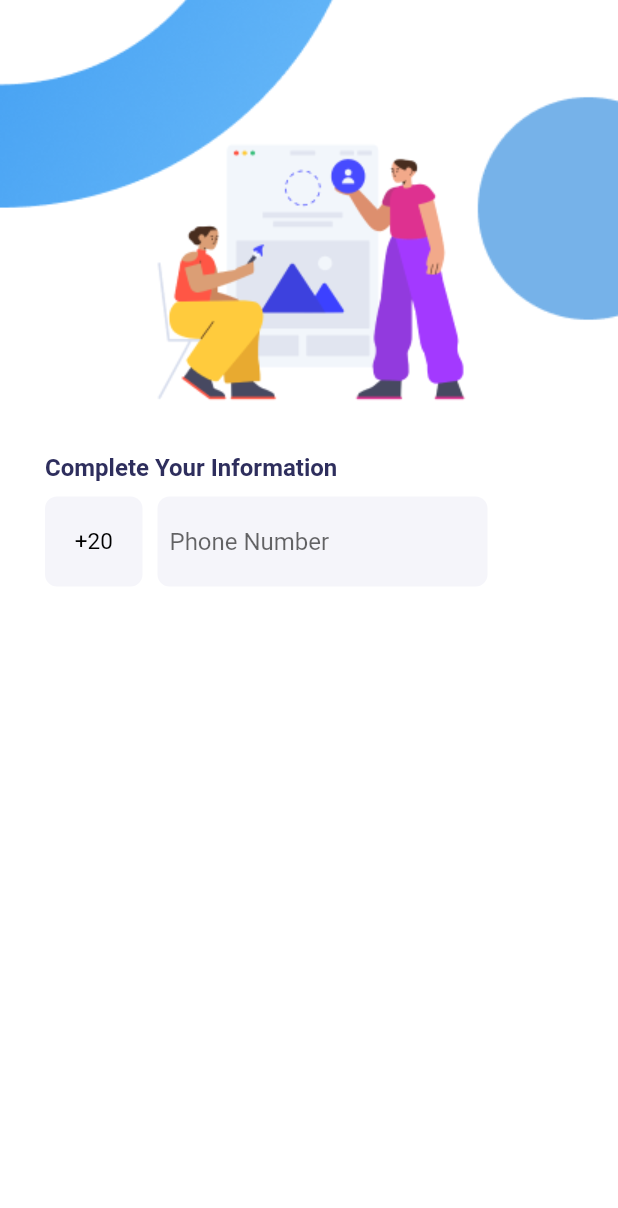
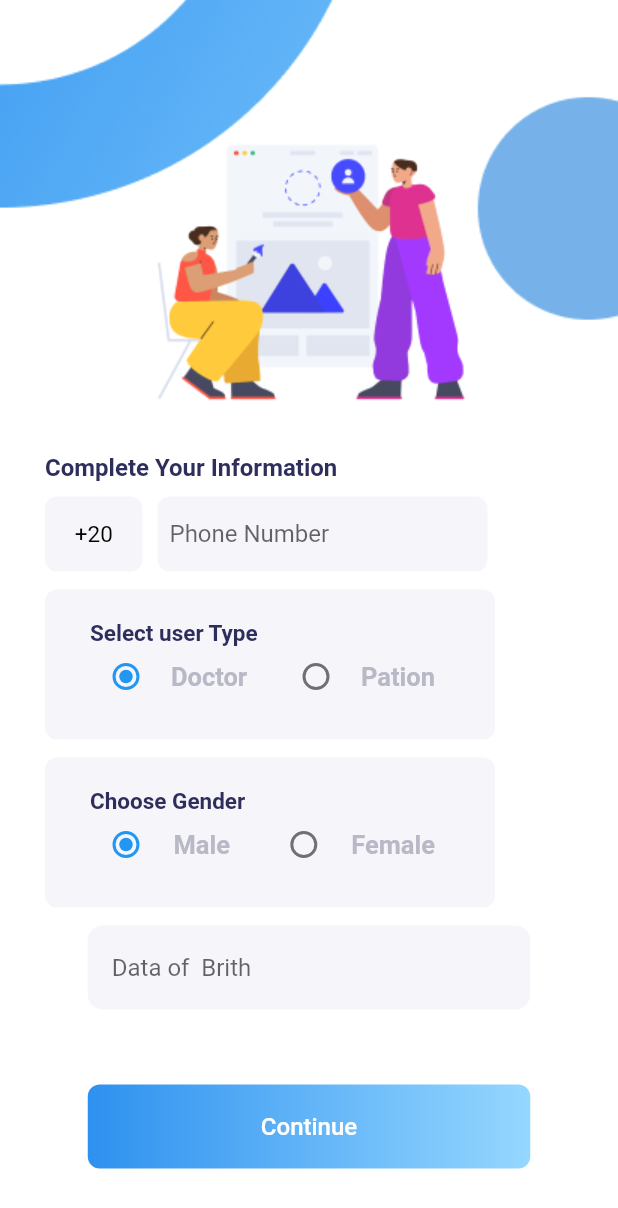
Before and after one commit to Abdulrahman160/my_final_progict, a Flutter app: the PersonalizationView screen opened directly, on a phone screen of 412 x 824 dp. Shown: the top 1208 px of the screen. Run offline on Flutter 3.47's test engine with Material 2 defaults, Android fonts, the phone set to English and light mode, and no system bars.

Commit message:
finish Persolanalization page and showButtonSheet

```diff
--- a/lib/view/Personalization.dart
+++ b/lib/view/Personalization.dart
@@ -1,6 +1,8 @@
 import 'package:flutter/material.dart';
 import 'package:my_final_progict/conset.dart';
 
+import '../widget/Container_Button_Color.dart';
+import '../widget/Radio_View.dart';
 import '../widget/Text_From_Filed.dart';
 
 class PersonalizationView extends StatefulWidget {
@@ -9,6 +11,8 @@ class PersonalizationView extends StatefulWidget {
   @override
   State<PersonalizationView> createState() => _PersonalizationViewState();
 }
+
+bool? checkBockValue;
 
 class _PersonalizationViewState extends State<PersonalizationView> {
   @override
@@ -26,13 +30,16 @@ class _PersonalizationViewState extends State<PersonalizationView> {
         ),
         child: Padding(
           padding: const EdgeInsets.symmetric(horizontal: 30.0),
-          child: Column(
+          child: ListView(
+            children: [
+              Column(
                 crossAxisAlignment: CrossAxisAlignment.start,
                 children: [
                   SizedBox(
                     height: 75,
                   ),
-              Center(child: Image.asset("assets/images/Personalization.png")),
+                  Center(
+                      child: Image.asset("assets/images/Personalization.png")),
                   SizedBox(
                     height: 15,
                   ),
@@ -50,7 +57,7 @@ class _PersonalizationViewState extends State<PersonalizationView> {
                     children: [
                       Container(
                         alignment: Alignment.center,
-                    height: 60,
+                        height: 50,
                         width: 65,
                         decoration: BoxDecoration(
                           borderRadius: BorderRadius.circular(8),
@@ -66,7 +73,7 @@ class _PersonalizationViewState extends State<PersonalizationView> {
                       ),
                       Container(
                         alignment: Alignment.center,
-                    height: 60,
+                        height: 50,
                         width: 220,
                         decoration: BoxDecoration(
                           borderRadius: BorderRadius.circular(8),
@@ -75,6 +82,7 @@ class _PersonalizationViewState extends State<PersonalizationView> {
                         child: Padding(
                           padding: const EdgeInsets.only(left: 8.0),
                           child: TextFormField(
+                            keyboardType: TextInputType.number,
                             textAlign: TextAlign.start,
                             decoration: InputDecoration(
                               hintText: "Phone Number",
@@ -89,6 +97,38 @@ class _PersonalizationViewState extends State<PersonalizationView> {
                       ),
                     ],
                   ),
+                  SizedBox(
+                    height: 12,
+                  ),
+                  RadioView(
+                    title: "Select user Type",
+                    textRadio1: "Doctor",
+                    textRadio2: "Pation",
+                  ),
+                  SizedBox(
+                    height: 12,
+                  ),
+                  RadioView(
+                    title: "Choose Gender",
+                    textRadio1: "Male",
+                    textRadio2: "Female",
+                  ),
+                  SizedBox(
+                    height: 12,
+                  ),
+                  ContainerView(
+                    keyboardType: TextInputType.datetime,
+                    onchange: (value) {},
+                    text: "Data of  Brith",
+
+                  ),
+                  SizedBox(height: 50,),
+
+                  ContainerColorView(data: "Continue",onTap: () {//TODO: put the condition
+                     },),
+                ],
+              ),
+
             ],
           ),
         ),
--- a/lib/view/Welcome.dart
+++ b/lib/view/Welcome.dart
@@ -3,6 +3,7 @@ import 'package:my_final_progict/conset.dart';
 
 import '../widget/Container_Button_Color.dart';
 import '../widget/Container_Button_nonColor.dart';
+import 'Personalization.dart';
 
 class WelcomeView extends StatelessWidget {
   const WelcomeView({Key? key}) : super(key: key);
@@ -69,6 +70,9 @@ class WelcomeView extends StatelessWidget {
              InkWell(
                child:  ContainerColorView(
                    data: "Personalize Your Account",
+                 onTap: () {
+                   Navigator.pushReplacement(context, MaterialPageRoute(builder: (context) => PersonalizationView(),));
+                 },
              ),
               ),
               SizedBox(
--- /dev/null
+++ b/lib/widget/Radio_View.dart
@@ -0,0 +1,97 @@
+import 'package:flutter/material.dart';
+
+import '../conset.dart';
+
+class RadioView extends StatefulWidget {
+  const RadioView({
+    Key? key,
+    required this.title,
+    required this.textRadio1,
+    required this.textRadio2,
+  }) : super(key: key);
+  final String title;
+  final String textRadio1;
+  final String textRadio2;
+
+  @override
+  State<RadioView> createState() => _RadioViewState();
+}
+
+Object? group = 1;
+
+class _RadioViewState extends State<RadioView> {
+  @override
+  Widget build(BuildContext context) {
+    return Container(
+      height: 100,
+      width: 300,
+      decoration: BoxDecoration(
+        borderRadius: BorderRadius.circular(8),
+        color: Color(0XFFF5F5FA),
+      ),
+      child: Padding(
+        padding: const EdgeInsets.symmetric(horizontal: 30, vertical: 20),
+        child: Column(
+          crossAxisAlignment: CrossAxisAlignment.start,
+          children: [
+            Text(
+              widget.title,
+              style: TextStyle(
+                  color: textColor, fontSize: 15, fontWeight: FontWeight.w600),
+            ),
+            SizedBox(
+              height: 10,
+            ),
+            Container(
+              height: 20,
+              width: 230,
+              child: Row(mainAxisAlignment: MainAxisAlignment.spaceBetween,
+                children: [
+                  Radio(
+                    value: 1,
+                    groupValue: group,
+                    onChanged: (value) {
+                      setState(
+                        () {
+                          group = value;
+                        },
+                      );
+                    },
+                  ),
+                  Text(
+                    widget.textRadio1,
+                    style: TextStyle(
+                        color: Color(0XFFB8B8C7),
+                        fontSize: 17,
+                        fontWeight: FontWeight.w600),
+                  ),
+                  SizedBox(
+                    width: 10,
+                  ),
+                  Radio(
+                    value: 2,
+                    groupValue: group,
+                    onChanged: (value) {
+                      setState(
+                        () {//TODO: put validation
+                          group = value;
+                        },
+                      );
+                    },
+                  ),
+                  Text(
+                    widget.textRadio2,
+                    style: TextStyle(
+                        color: Color(0XFFB8B8C7),
+                        fontSize: 17,
+                        fontWeight: FontWeight.w600),
+                  ),
+                ],
+              ),
+            ),
+          ],
+        ),
+      ),
+    );
+  }
+}
--- a/lib/widget/Text_From_Filed.dart
+++ b/lib/widget/Text_From_Filed.dart
@@ -33,7 +33,7 @@ class ContainerView extends StatelessWidget {
             decoration: InputDecoration(
               hintText: text,
               helperStyle: TextStyle(
-                  color: hintTextColor.withOpacity(0.1),
+                  color: hintTextColor.withOpacity(0.01),
                   fontWeight: FontWeight.w500,
                   fontSize: 16),
               border: InputBorder.none,
```
Also changed, not shown: lib/main.dart (+4 -3 lines), lib/view/Sign_Up/Confirmation.dart (+5 -18 lines), lib/view/Sign_Up/Succes.dart (+10 -6 lines), assets/images/success.png (added), pubspec.lock. Lines whose indentation alone changed are shown as unchanged.
